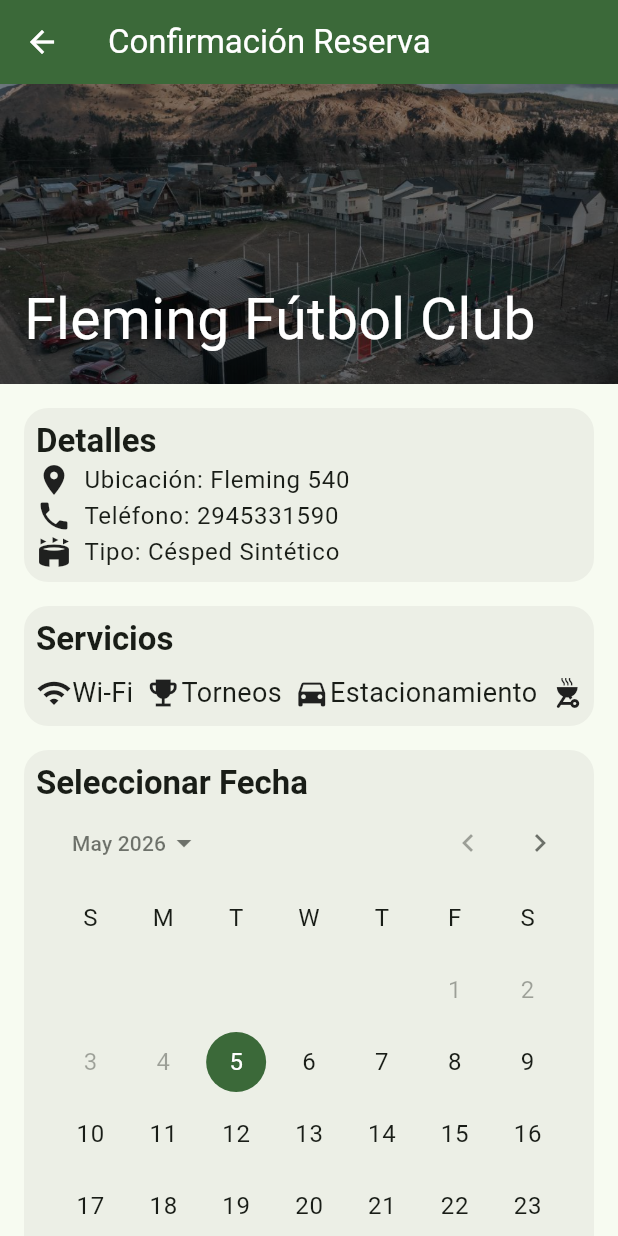
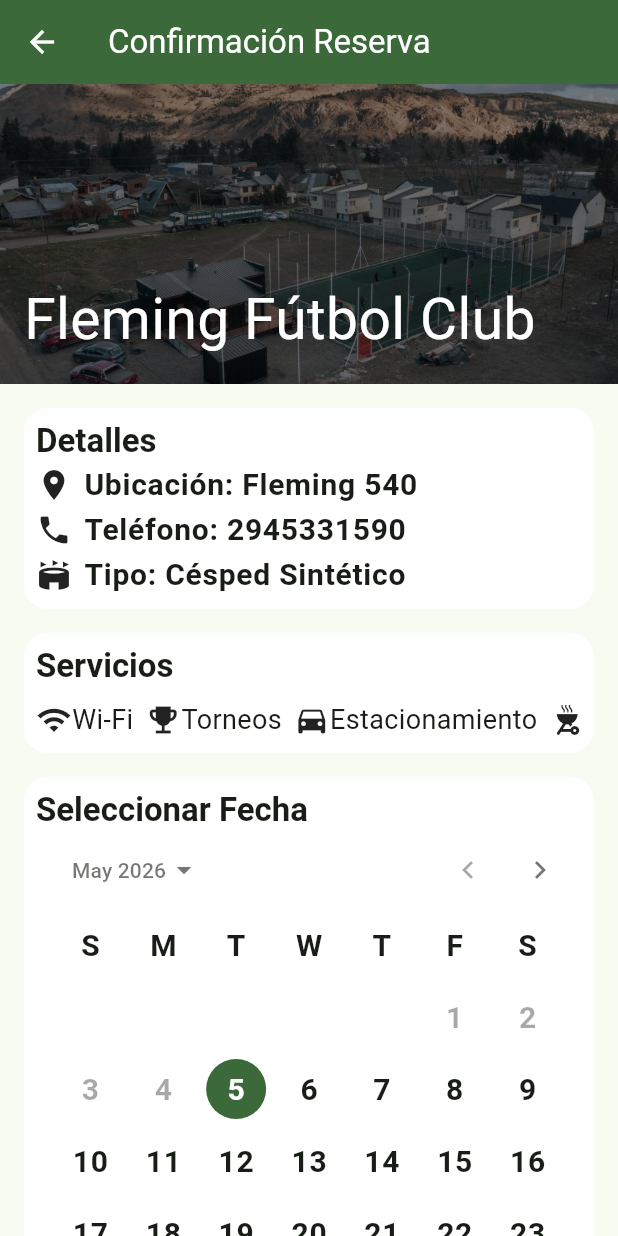
Before and after one commit to AyalaFranco/DashboardCanchasAdmin, a Flutter app: the screen it shows once a user with an empty profile is signed in, after a tap on "Fleming Fútbol Club", on a phone screen of 412 x 824 dp. Run offline on Flutter 3.47's test engine with Material 3 defaults, Android fonts, the phone set to English and light mode, and no system bars; our stand-ins replace supabase_flutter; accounts and stored records are empty.

Commit message:
Avances AppThemes, diseño de login screen

```diff
--- a/lib/components/canchas_selector.dart
+++ b/lib/components/canchas_selector.dart
@@ -1,6 +1,6 @@
 import 'package:flutter/material.dart';
 import 'package:reserva_cancha/core/app_colors.dart';
-import 'package:reserva_cancha/core/text_styles.dart';
+import 'package:reserva_cancha/core/apptext_styles.dart';
 
 class CanchasSelector extends StatefulWidget {
   const CanchasSelector({super.key});
@@ -37,7 +37,7 @@ class _CanchasSelectorState extends State<CanchasSelector> {
                 child: Column(
                   children: [
                     Image.asset("assets/images/futbol.png" , height: 100),
-                    Text("Cancha".toUpperCase(), style: TextStyles.bodyText)
+                    Text("Cancha".toUpperCase(), style: AppTextStyles.title(context))
                   ],
                 ),
               ),
--- a/lib/core/app_themes.dart
+++ b/lib/core/app_themes.dart
@@ -1,4 +1,5 @@
 import 'package:flutter/material.dart';
+import 'package:reserva_cancha/core/app_colors.dart';
 
 class AppThemes {
   static final ColorScheme _lightColorScheme = ColorScheme.fromSeed(
@@ -9,10 +10,18 @@ class AppThemes {
     useMaterial3: true,
     colorScheme: _lightColorScheme,
 
+    textTheme: TextTheme(
+      titleMedium: TextStyle(fontSize: 25,fontWeight: FontWeight.bold),
+      bodyLarge: TextStyle(fontSize: 20,fontWeight: FontWeight.bold),
+      bodyMedium: TextStyle(fontSize: 16),
+      bodySmall: TextStyle(fontSize: 12, color: Colors.grey),
+    ),
+
     appBarTheme: AppBarTheme(
       backgroundColor: _lightColorScheme.primary,
       foregroundColor: _lightColorScheme.onPrimary,
       surfaceTintColor: _lightColorScheme.surface
+
     ),
 
   );
--- a/lib/core/box_decorations.dart
+++ b/lib/core/box_decorations.dart
@@ -1,8 +1,10 @@
 import 'package:flutter/material.dart';
 
 class BoxDecorations {
+
   static BoxDecoration regularContainer(BuildContext context) => BoxDecoration(
-    color: ColorScheme.of(context).surfaceContainer,
+
+    color: ColorScheme.of(context).onSecondary,
     borderRadius: BorderRadius.circular(16),
   );
 }
--- a/lib/screens/login_screen.dart
+++ b/lib/screens/login_screen.dart
@@ -1,5 +1,6 @@
 import 'package:flutter/material.dart';
 import 'package:reserva_cancha/services/auth_service.dart';
+import 'package:reserva_cancha/core/box_decorations.dart';
 
 class LoginPage extends StatefulWidget {
   const LoginPage({super.key});
@@ -9,34 +10,41 @@ class LoginPage extends StatefulWidget {
 }
 
 class _LoginPageState extends State<LoginPage> {
-
-  final _emailCtrl = TextEditingController();//Acceder al texto del campo
+  final _emailCtrl = TextEditingController(); //Acceder al texto del campo
   final _passCtrl = TextEditingController();
   bool _isLogin = true; //Variable de cambio de sesion
   final _auth = AuthService();
 
-  Future<void> _submit() async{ //Funcion de apretar boton
+  Future<void> _submit() async {
+    //Funcion de apretar boton
     final email = _emailCtrl.text.trim();
     final password = _passCtrl.text.trim();
 
     if (email.isEmpty || password.isEmpty) {
-      ScaffoldMessenger.of(context).showSnackBar(const SnackBar(content: Text("Necesitan llenar los campos")));
+      ScaffoldMessenger.of(context).showSnackBar(
+        const SnackBar(content: Text("Necesitas llenar los campos")),
+      );
       return;
     }
 
-try { //Funcion inicio sesion
+    try {
+      //Funcion inicio sesion
       if (_isLogin) {
         await _auth.signIn(email, password);
       } else {
-      await _auth.signUp(email , password);
+        await _auth.signUp(email, password);
       }
     } catch (e) {
-    ScaffoldMessenger.of(context).showSnackBar(SnackBar(content : Text(e.toString())));
+      ScaffoldMessenger.of(
+        context,
+      ).showSnackBar(SnackBar(content: Text(e.toString())));
+    }
   }
 
-  }
   @override
   Widget build(BuildContext context) {
+    final contextText = TextTheme.of(context);
+
     return Scaffold(
       body: Center(
         child: SizedBox(
@@ -44,37 +52,61 @@ try { //Funcion inicio sesion
           child: Column(
             mainAxisAlignment: MainAxisAlignment.center,
             children: [
-              Text(
+              Container(
+                decoration: BoxDecorations.regularContainer(context),
+                width: 50,
+                height: 25,
+                child: Text(
                   _isLogin ? "Login" : "Crear Cuenta",
-                style: const TextStyle(fontSize:50),
+                  style: contextText.bodyLarge,
+                  textAlign: TextAlign.center,
                 ),
-              TextField(
-                controller: _emailCtrl,
-                decoration: const InputDecoration(labelText: "Email"),
               ),
-              TextField(
-                controller: _passCtrl,
-                decoration: const InputDecoration(labelText: "Password"),
-                obscureText: true,
-              ),
-              ElevatedButton(
+              paddingButtons("Email", _emailCtrl),
+              paddingButtons("Password", _passCtrl, obscureText: true),
+              Padding(
+                padding: const EdgeInsets.all(6.0),
+                child: ElevatedButton(
                   onPressed: () => _submit(),
                   child: const Text("Iniciar sesion"),
                 ),
-                TextButton( //Cambiar de estado o pagina
+              ),
+              TextButton(
+                //Cambiar de estado o pagina
                 onPressed: () {
-                    setState(() => _isLogin =! _isLogin);
+                  setState(() => _isLogin = !_isLogin);
                 },
                 child: Text(
                   _isLogin
                       ? "¿No tienes cuenta? Registrate"
                       : "¿Tienes cuenta? Inicia sesion",
                 ),
-                  )
+              ),
             ],
           ),
         ),
       ),
     );
   }
+
+  Padding paddingButtons(
+    String texto,
+    TextEditingController controller, {
+    bool obscureText = false,
+  }) {
+    return Padding(
+      padding: const EdgeInsets.only(top: 8, bottom: 4),
+      child: TextField(
+        controller: controller,
+        obscureText: obscureText,
+        decoration: InputDecoration(
+          labelText: texto,
+          border: OutlineInputBorder(
+            borderRadius: BorderRadius.circular(10),
+            borderSide: BorderSide(color: Colors.grey),
+          ),
+        ),
+      ),
+    );
   }
+}
--- a/lib/widgets/selector_cancha.dart
+++ b/lib/widgets/selector_cancha.dart
@@ -1,7 +1,7 @@
 import 'package:flutter/material.dart';
 import 'package:reserva_cancha/core/app_colors.dart';
 import 'package:reserva_cancha/core/box_decorations.dart';
-import 'package:reserva_cancha/core/text_styles.dart';
+import 'package:reserva_cancha/core/apptext_styles.dart';
 import 'package:reserva_cancha/model/cancha.dart';
 import 'package:reserva_cancha/screens/confirmation_screen.dart';
 
@@ -13,48 +13,61 @@ class selectorCancha extends StatelessWidget {
   Widget build(BuildContext context) {
     final contextColors = ColorScheme.of(context);
     final contextText = TextTheme.of(context);
-    return Material( //Detectar accion de usuario
-      color: contextColors.background,
-      child: InkWell( //Animacion al tocar
-        onTap: (){
-        Navigator.push(context,
-        MaterialPageRoute(builder: (context) =>ConfirmationScreen(field: field)));
+    return Material(
+      //Detectar accion de usuario
+      color: contextColors.surface,
+      child: InkWell(
+        //Animacion al tocar
+        onTap: () {
+          Navigator.push(
+            context,
+            MaterialPageRoute(
+              builder: (context) => ConfirmationScreen(field: field),
+            ),
+          );
         },
         child: Padding(
           padding: const EdgeInsets.only(left: 8, right: 8),
           child: Container(
-            margin: EdgeInsets.symmetric(vertical: 6),//Ancho y largo
+            margin: EdgeInsets.symmetric(vertical: 6), //Ancho y largo
             padding: EdgeInsets.all(14),
             decoration: BoxDecorations.regularContainer(context),
             child: Row(
               children: [
-                ClipOval(child: Image.asset("assets/images/icons/${field.logoCancha}", width: 80, height: 80,)),
-                const SizedBox(width:14),
+                ClipOval(
+                  child: Image.asset(
+                    "assets/images/icons/${field.logoCancha}",
+                    width: 80,
+                    height: 80,
+                  ),
+                ),
+                const SizedBox(width: 14),
                 Expanded(
                   child: Column(
-                    crossAxisAlignment: CrossAxisAlignment.start, //Alinea todos los widgets
+                    crossAxisAlignment:
+                        CrossAxisAlignment.start, //Alinea todos los widgets
                     children: [
                       Row(
                         mainAxisAlignment: MainAxisAlignment.spaceBetween,
                         children: [
-                          Text( //Titulo
+                          Text(
+                            //Titulo
                             field.nombre,
-                            style: contextText.bodyLarge
+                            style: contextText.bodyLarge,
                           ),
                         ],
                       ),
                       const SizedBox(height: 4),
-                      Text(
-                        field.tipoCancha,
-                        style: contextText.bodySmall
-                      ),
+                      Text(field.tipoCancha, style: contextText.bodySmall),
                       Text(field.ubicacion, style: contextText.bodySmall),
                       const SizedBox(height: 6),
 
-                          Row( //Otro texto
+                      Row(
+                        //Otro texto
                         mainAxisAlignment: MainAxisAlignment.spaceBetween,
                         children: [
-                              RichText( //Usar diferentes estilos en textos
+                          RichText(
+                            //Usar diferentes estilos en textos
                             text: TextSpan(
                               children: [
                                 TextSpan(
@@ -65,27 +78,22 @@ class selectorCancha extends StatelessWidget {
                                   text: "/hora",
                                   style: TextStyle(
                                     fontSize: 11,
-                                    color: Colors.grey
-                                  )
+                                    color: Colors.grey,
                                   ),
-
-                                ]
                                 ),
-                              )
-                            ],
-                          )
-
-
-                    ],
-                  )
-                )
                               ],
                             ),
                           ),
-        )
-      )
-
+                        ],
+                      ),
+                    ],
+                  ),
+                ),
+              ],
+            ),
+          ),
+        ),
+      ),
     );
   }
-
 }
```
Also changed, not shown: lib/core/apptext_styles.dart (added, +49 -0 lines), lib/core/text_styles.dart (deleted, +0 -30 lines), lib/screens/cca_home_screen.dart (+5 -2 lines). Lines whose indentation alone changed are shown as unchanged.
